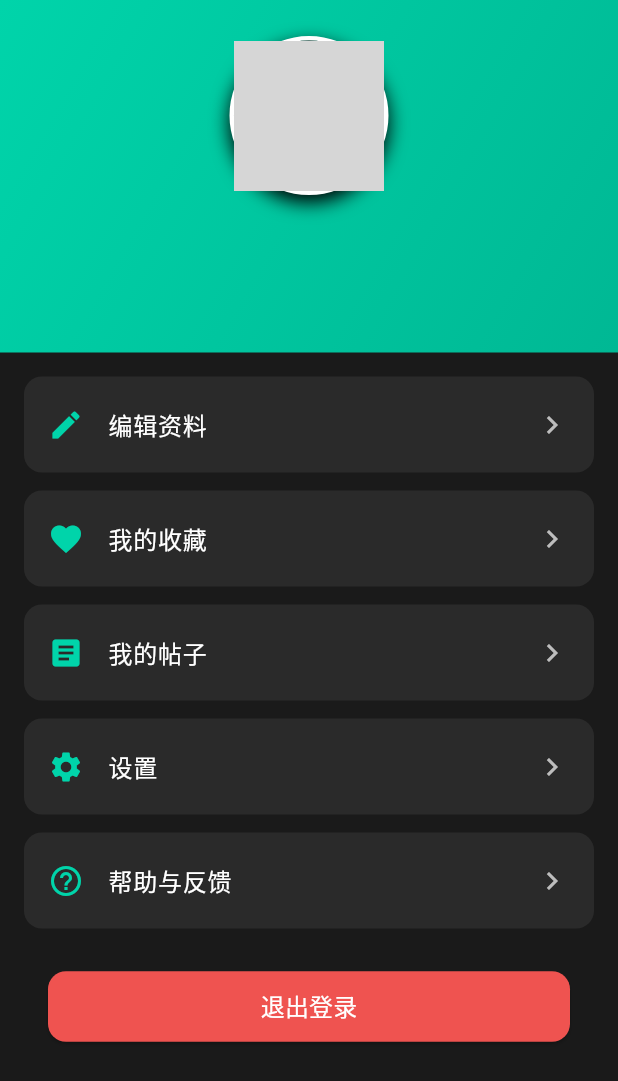
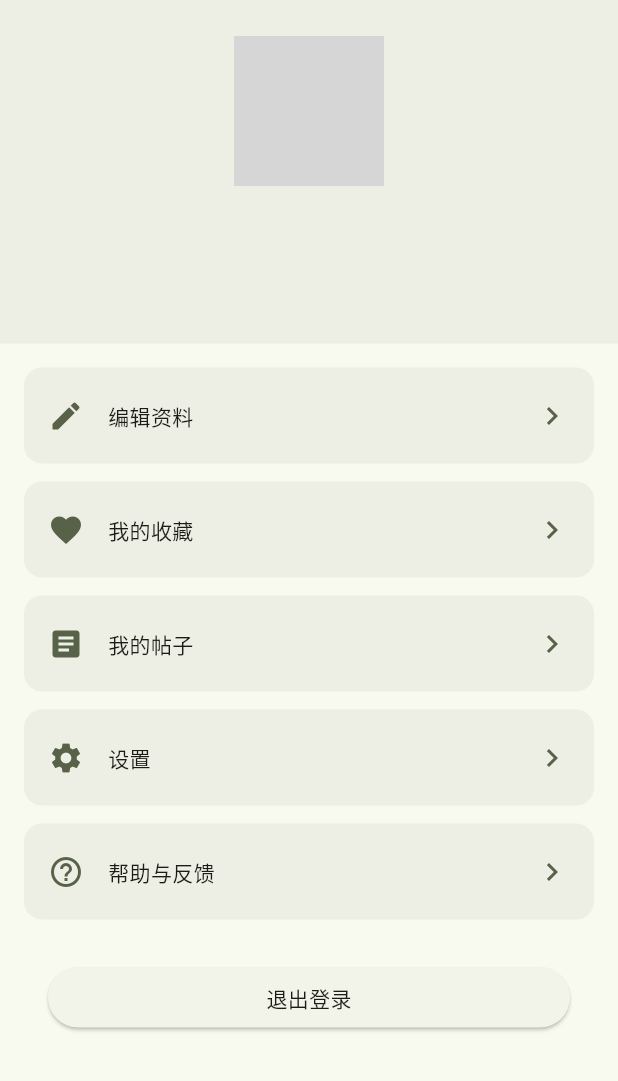
Before and after one commit to sanbei101/school_forum, a Flutter app: the MePage screen opened directly, on a phone screen of 412 x 824 dp. Shown: the top 1081 px of the screen. Run offline on Flutter 3.47's test engine with Material 3 defaults, Android fonts, the phone set to English and light mode, and no system bars; our stand-ins replace flutter_local_notifications, image_picker, permission_handler, shared_preferences, supabase_flutter; accounts and stored records are empty; network calls fail; grey boxes are pictures that could not be loaded.

Commit message:
优化主题

```diff
--- a/lib/pages/me.dart
+++ b/lib/pages/me.dart
@@ -2,6 +2,7 @@ import 'package:flutter/material.dart';
 import 'package:school_forum/api/local_storage.dart';
 import 'package:school_forum/api/user.dart';
 import 'package:school_forum/main.dart';
+import 'package:school_forum/theme.dart';
 
 class MePage extends StatefulWidget {
   const MePage({super.key});
@@ -72,22 +73,18 @@ class _MePageState extends State<MePage> {
       child: Column(
         mainAxisAlignment: MainAxisAlignment.center,
         children: [
-          Icon(Icons.person_outline, size: 80, color: Colors.grey[400]),
+          Icon(
+            Icons.person_outline,
+            size: 80,
+            color: context.colorScheme.onSurface,
+          ),
           const SizedBox(height: 16),
-          Text('请先登录', style: TextStyle(fontSize: 18, color: Colors.grey[400])),
+          Text('请先登录', style: context.textTheme.headlineMedium),
           const SizedBox(height: 24),
           ElevatedButton(
             onPressed: () {
               Navigator.pushNamed(context, AppRoutes.login);
             },
-            style: ElevatedButton.styleFrom(
-              backgroundColor: const Color(0xFF00D4AA),
-              foregroundColor: Colors.white,
-              padding: const EdgeInsets.symmetric(horizontal: 32, vertical: 12),
-              shape: RoundedRectangleBorder(
-                borderRadius: BorderRadius.circular(12),
-              ),
-            ),
             child: const Text('去登录'),
           ),
         ],
@@ -102,12 +99,8 @@ class _MePageState extends State<MePage> {
           // 用户信息卡片
           Container(
             width: double.infinity,
-            decoration: const BoxDecoration(
-              gradient: LinearGradient(
-                colors: [Color(0xFF00D4AA), Color(0xFF00B894)],
-                begin: Alignment.topLeft,
-                end: Alignment.bottomRight,
-              ),
+            decoration: BoxDecoration(
+              color: context.colorScheme.surfaceContainer,
             ),
             child: SafeArea(
               child: Padding(
@@ -115,55 +108,21 @@ class _MePageState extends State<MePage> {
                 child: Column(
                   children: [
                     // 头像
-                    Container(
-                      decoration: BoxDecoration(
-                        shape: BoxShape.circle,
-                        border: Border.all(color: Colors.white, width: 3),
-                        boxShadow: [
-                          BoxShadow(
-                            color: Colors.black,
-                            blurRadius: 10,
-                            offset: const Offset(0, 5),
-                          ),
-                        ],
-                      ),
-                      child: CircleAvatar(
-                        radius: 50,
-                        backgroundImage: NetworkImage(
-                          _generateAvatarUrl(user?.username),
-                        ),
-                        backgroundColor: Colors.grey[800],
-                        onBackgroundImageError: (_, _) {},
-                        child:
-                            user?.username == null
-                                ? const Icon(
-                                  Icons.person,
-                                  size: 50,
-                                  color: Colors.white,
-                                )
-                                : null,
+                    CircleAvatar(
+                      radius: 50,
+                      backgroundImage: NetworkImage(
+                        _generateAvatarUrl(user?.username),
                       ),
                     ),
                     const SizedBox(height: 16),
                     // 用户名
                     Text(
-                      user?.username ?? '用户',
-                      style: const TextStyle(
-                        fontSize: 24,
-                        fontWeight: FontWeight.bold,
-                        color: Colors.white,
-                      ),
+                      user!.username,
+                      style: context.textTheme.headlineMedium,
                     ),
                     const SizedBox(height: 8),
                     // 邮箱
-                    if (user?.email != null)
-                      Text(
-                        user!.email,
-                        style: const TextStyle(
-                          fontSize: 16,
-                          color: Colors.white70,
-                        ),
-                      ),
+                    Text(user!.email, style: context.textTheme.bodyMedium),
                   ],
                 ),
               ),
@@ -217,15 +176,7 @@ class _MePageState extends State<MePage> {
                   margin: const EdgeInsets.symmetric(horizontal: 16),
                   child: ElevatedButton(
                     onPressed: _logout,
-                    style: ElevatedButton.styleFrom(
-                      backgroundColor: Colors.red.shade400,
-                      foregroundColor: Colors.white,
-                      padding: const EdgeInsets.symmetric(vertical: 12),
-                      shape: RoundedRectangleBorder(
-                        borderRadius: BorderRadius.circular(12),
-                      ),
-                    ),
-                    child: const Text('退出登录', style: TextStyle(fontSize: 16)),
+                    child: Text('退出登录', style: context.textTheme.bodyMedium),
                   ),
                 ),
               ],
@@ -244,20 +195,16 @@ class _MePageState extends State<MePage> {
     return Container(
       margin: const EdgeInsets.only(bottom: 12),
       decoration: BoxDecoration(
-        color: const Color(0xFF2A2A2A),
+        color: context.colorScheme.surfaceContainer,
         borderRadius: BorderRadius.circular(12),
       ),
       child: ListTile(
-        leading: Icon(icon, color: const Color(0xFF00D4AA)),
-        title: Text(
-          title,
-          style: const TextStyle(
-            fontSize: 16,
-            fontWeight: FontWeight.w500,
-            color: Colors.white,
-          ),
+        leading: Icon(icon, color: context.colorScheme.secondary),
+        title: Text(title, style: context.textTheme.bodyMedium),
+        trailing: Icon(
+          Icons.chevron_right,
+          color: context.colorScheme.secondary,
         ),
-        trailing: Icon(Icons.chevron_right, color: Colors.grey[400]),
         onTap: onTap,
         contentPadding: const EdgeInsets.symmetric(horizontal: 16, vertical: 4),
       ),
@@ -267,11 +214,13 @@ class _MePageState extends State<MePage> {
   @override
   Widget build(BuildContext context) {
     return Scaffold(
-      backgroundColor: const Color(0xFF1A1A1A),
+      backgroundColor: context.colorScheme.surface,
       body:
           isLoading
-              ? const Center(
-                child: CircularProgressIndicator(color: Color(0xFF00D4AA)),
+              ? Center(
+                child: CircularProgressIndicator(
+                  color: context.colorScheme.primary,
+                ),
               )
               : isLoggedIn
               ? _buildUserProfile()
```
Also changed, not shown: lib/pages/login.dart (+31 -40 lines), lib/pages/post.dart (+18 -42 lines).
